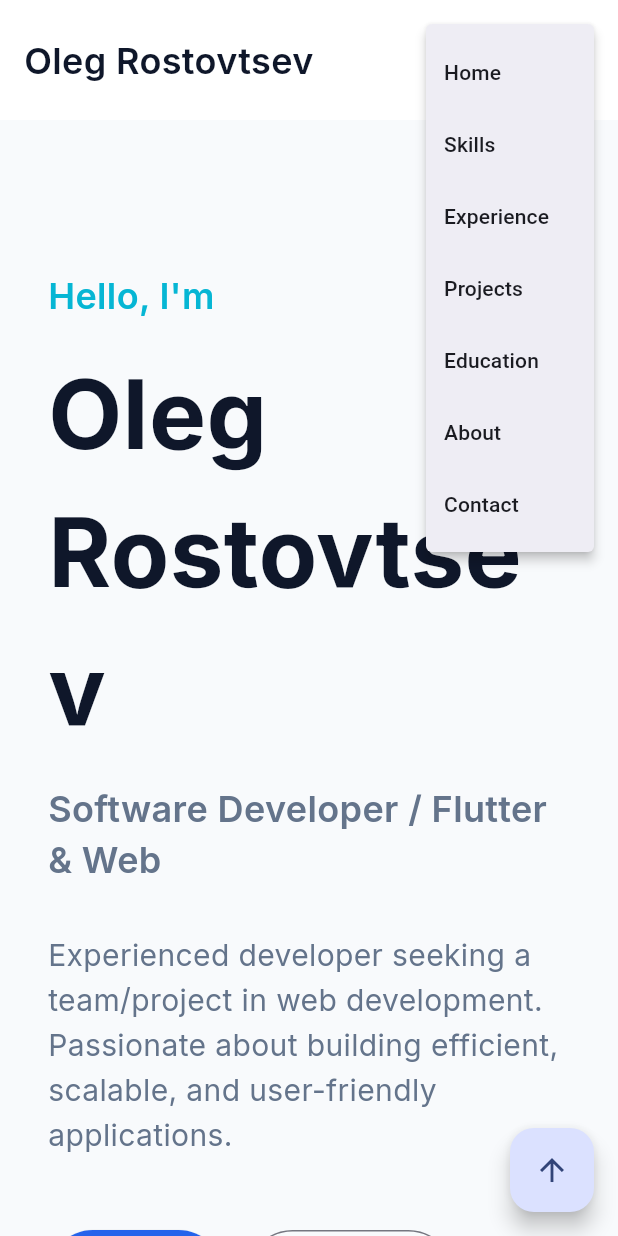
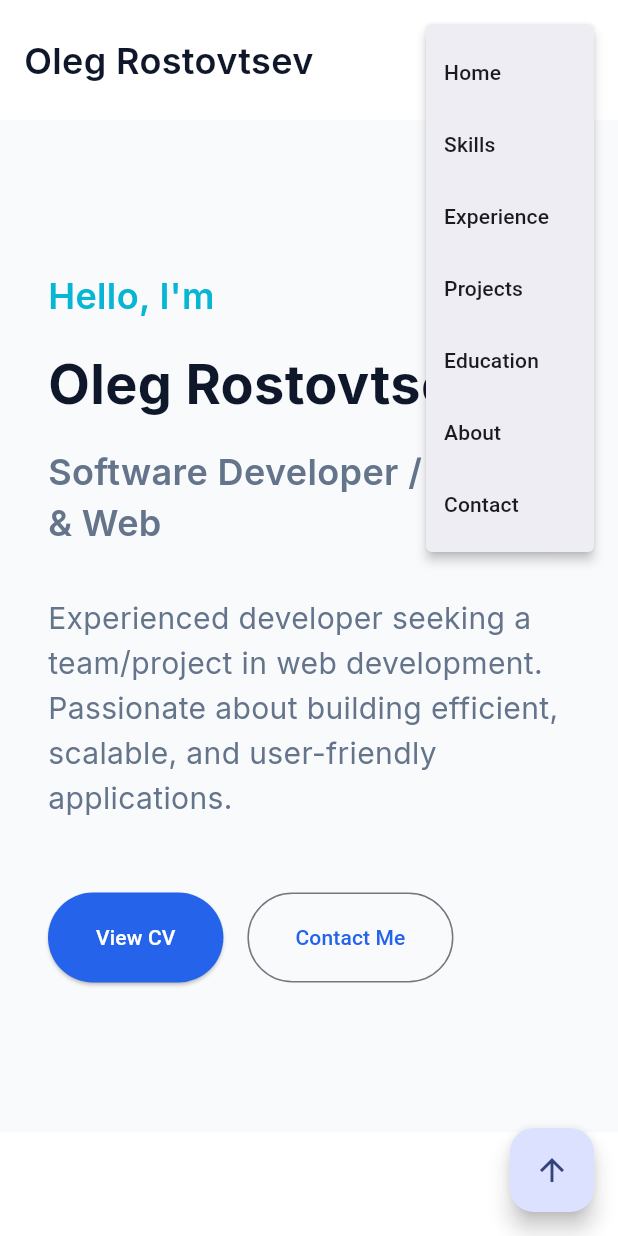
Before and after one commit to ukccatc/portfolio_app, a Flutter app: the screen it shows after launch, after a tap on the "menu" icon, on a phone screen of 412 x 824 dp. Run offline on Flutter 3.47's test engine with Material 3 defaults, Android fonts, the phone set to English and light mode, and no system bars; drawn by our look-alikes of scrollable_positioned_list; our stand-ins replace font_awesome_flutter, google_fonts.

Commit message:
Fix mobile layout and publish real contact details with CV.
The site had placeholder contacts, a dead CV button, and a contact section that broke on small screens. This wires live mailto/tel/LinkedIn/CV links and keeps the GitHub Pages deploy path working.

Co-authored-by: Cursor <cursoragent@cursor.com>

```diff
--- a/lib/main.dart
+++ b/lib/main.dart
@@ -19,7 +19,6 @@ class PortfolioApp extends StatelessWidget {
           seedColor: AppColors.primary,
           primary: AppColors.primary,
           secondary: AppColors.secondary,
-          background: AppColors.background,
           surface: AppColors.surface,
         ),
         useMaterial3: true,
--- a/lib/src/utils/data.dart
+++ b/lib/src/utils/data.dart
@@ -6,13 +6,14 @@ class Data {
   static const String goal =
       "Experienced developer seeking a team/project in web development. Passionate about building efficient, scalable, and user-friendly applications.";
   static const String location = "Odessa, Ukraine";
-  static const String email =
-      "contact@example.com"; // Placeholder, user didn't provide actual email
-  static const String phone = "+380 00 000 00 00"; // Placeholder
+  static const String email = "ukccatc@gmail.com";
+  static const String phone = "+380 66 287 40 81";
   static const String linkedIn =
-      "https://linkedin.com/in/oleg-rostovtsev"; // Placeholder
-  static const String github =
-      "https://github.com/oleg-rostovtsev"; // Placeholder
+      "https://www.linkedin.com/in/oleg-rostovtsev";
+  static const String github = "https://github.com/ukccatc";
+  static const String cvFileName = "Oleh_Rostovtsev_CV.pdf";
+
+  static Uri get cvUri => Uri.base.resolve(cvFileName);
 
   static const List<Skill> skills = [
     // Backend
--- a/lib/src/widgets/about_section.dart
+++ b/lib/src/widgets/about_section.dart
@@ -73,7 +73,7 @@ class AboutSection extends StatelessWidget {
                   child: Container(
                     height: 300,
                     decoration: BoxDecoration(
-                      color: AppColors.primary.withOpacity(0.1),
+                      color: AppColors.primary.withValues(alpha: 0.1),
                       borderRadius: BorderRadius.circular(20),
                     ),
                     child: const Center(
--- a/lib/src/widgets/education_section.dart
+++ b/lib/src/widgets/education_section.dart
@@ -46,7 +46,7 @@ class _EducationCard extends StatelessWidget {
               borderRadius: BorderRadius.circular(12),
               boxShadow: [
                 BoxShadow(
-                  color: Colors.black.withOpacity(0.05),
+                  color: Colors.black.withValues(alpha: 0.05),
                   blurRadius: 10,
                   offset: const Offset(0, 4),
                 ),
--- a/lib/src/widgets/experience_section.dart
+++ b/lib/src/widgets/experience_section.dart
@@ -41,7 +41,7 @@ class _ExperienceCard extends StatelessWidget {
         borderRadius: BorderRadius.circular(16),
         boxShadow: [
           BoxShadow(
-            color: Colors.black.withOpacity(0.05),
+            color: Colors.black.withValues(alpha: 0.05),
             blurRadius: 10,
             offset: const Offset(0, 4),
           ),
@@ -50,11 +50,10 @@ class _ExperienceCard extends StatelessWidget {
       child: Column(
         crossAxisAlignment: CrossAxisAlignment.start,
         children: [
-          Row(
-            mainAxisAlignment: MainAxisAlignment.spaceBetween,
-            children: [
-              Expanded(
-                child: Column(
+          LayoutBuilder(
+            builder: (context, constraints) {
+              final isNarrow = constraints.maxWidth < 600;
+              final roleAndCompany = Column(
                 crossAxisAlignment: CrossAxisAlignment.start,
                 children: [
                   Text(experience.role, style: AppTextStyles.subHeader),
@@ -67,15 +66,33 @@ class _ExperienceCard extends StatelessWidget {
                     ),
                   ),
                 ],
-                ),
-              ),
-              Text(
+              );
+              final period = Text(
                 experience.period,
                 style: AppTextStyles.body.copyWith(
                   color: AppColors.textSecondary,
                 ),
-              ),
+              );
+
+              if (isNarrow) {
+                return Column(
+                  crossAxisAlignment: CrossAxisAlignment.start,
+                  children: [
+                    roleAndCompany,
+                    const SizedBox(height: 8),
+                    period,
                   ],
+                );
+              }
+
+              return Row(
+                mainAxisAlignment: MainAxisAlignment.spaceBetween,
+                children: [
+                  Expanded(child: roleAndCompany),
+                  period,
+                ],
+              );
+            },
           ),
           const SizedBox(height: 16),
           Text(experience.description, style: AppTextStyles.body),
--- a/lib/src/widgets/hero_section.dart
+++ b/lib/src/widgets/hero_section.dart
@@ -6,8 +6,26 @@ import '../utils/data.dart';
 class HeroSection extends StatelessWidget {
   const HeroSection({super.key});
 
+  Future<void> _openUrl(
+    BuildContext context,
+    Uri uri,
+    String errorMessage,
+  ) async {
+    try {
+      await launchUrl(uri, mode: LaunchMode.externalApplication);
+    } catch (_) {
+      if (!context.mounted) return;
+      ScaffoldMessenger.of(
+        context,
+      ).showSnackBar(SnackBar(content: Text(errorMessage)));
+    }
+  }
+
   @override
   Widget build(BuildContext context) {
+    return LayoutBuilder(
+      builder: (context, constraints) {
+        final isNarrow = constraints.maxWidth < 800;
         return Container(
           padding: const EdgeInsets.symmetric(
             horizontal: AppConstants.paddingDesktop,
@@ -21,7 +39,12 @@ class HeroSection extends StatelessWidget {
                 style: AppTextStyles.subHeader.copyWith(color: AppColors.accent),
               ),
               const SizedBox(height: 16),
-          Text(Data.name, style: AppTextStyles.header.copyWith(fontSize: 64)),
+              Text(
+                Data.name,
+                style: AppTextStyles.header.copyWith(
+                  fontSize: isNarrow ? 36 : 64,
+                ),
+              ),
               const SizedBox(height: 16),
               Text(
                 Data.role,
@@ -32,12 +55,16 @@ class HeroSection extends StatelessWidget {
               const SizedBox(height: 32),
               Text(Data.goal, style: AppTextStyles.body.copyWith(fontSize: 20)),
               const SizedBox(height: 48),
-          Row(
+              Wrap(
+                spacing: 16,
+                runSpacing: 16,
                 children: [
                   ElevatedButton(
-                onPressed: () {
-                  // TODO: Implement CV download
-                },
+                    onPressed: () => _openUrl(
+                      context,
+                      Data.cvUri,
+                      'Could not open CV',
+                    ),
                     style: ElevatedButton.styleFrom(
                       backgroundColor: AppColors.primary,
                       foregroundColor: Colors.white,
@@ -48,17 +75,12 @@ class HeroSection extends StatelessWidget {
                     ),
                     child: const Text("View CV"),
                   ),
-              const SizedBox(width: 16),
                   OutlinedButton(
-                onPressed: () async {
-                  final Uri emailLaunchUri = Uri(
-                    scheme: 'mailto',
-                    path: Data.email,
-                  );
-                  if (await canLaunchUrl(emailLaunchUri)) {
-                    await launchUrl(emailLaunchUri);
-                  }
-                },
+                    onPressed: () => _openUrl(
+                      context,
+                      Uri(scheme: 'mailto', path: Data.email),
+                      'Could not open email client',
+                    ),
                     style: OutlinedButton.styleFrom(
                       padding: const EdgeInsets.symmetric(
                         horizontal: 32,
@@ -72,5 +94,7 @@ class HeroSection extends StatelessWidget {
             ],
           ),
         );
+      },
+    );
   }
 }
--- a/lib/src/widgets/skills_section.dart
+++ b/lib/src/widgets/skills_section.dart
@@ -46,7 +46,7 @@ class SkillsSection extends StatelessWidget {
                 const SizedBox(height: 32),
               ],
             );
-          }).toList(),
+          }),
         ],
       ),
     );
@@ -64,7 +64,7 @@ class _SkillChip extends StatelessWidget {
       label: Text(skill.name),
       backgroundColor: skill.isLegacy
           ? Colors.grey[200]
-          : AppColors.primary.withOpacity(0.1),
+          : AppColors.primary.withValues(alpha: 0.1),
       labelStyle: TextStyle(
         color: skill.isLegacy ? Colors.grey : AppColors.primary,
         fontWeight: FontWeight.w500,
```
Also changed, not shown: analysis_options.yaml (+9 -0 lines), lib/src/widgets/contact_section.dart (+154 -47 lines), pubspec.lock, 9 other files. Lines whose indentation alone changed are shown as unchanged.
